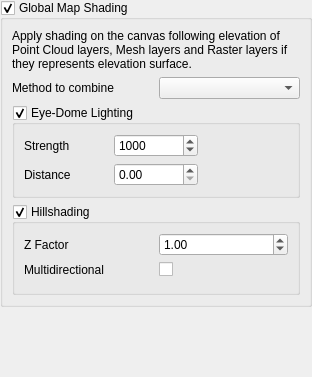
Old version of the form src/ui/qgselevationshadingrenderersettingswidget.ui in the repository qgis/QGIS.
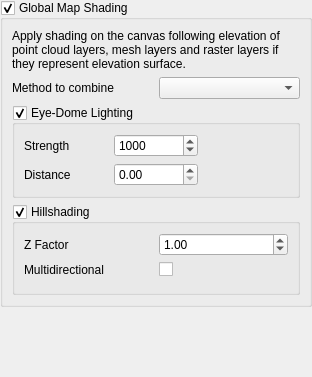
New version of the form. Custom widgets are drawn as their Qt base class.

```diff
--- a/src/ui/qgselevationshadingrenderersettingswidget.ui
+++ b/src/ui/qgselevationshadingrenderersettingswidget.ui
@@ -102,7 +102,7 @@
       <item row="0" column="0" colspan="2">
        <widget class="QLabel" name="label_4">
         <property name="text">
-         <string>Apply shading on the canvas following elevation of Point Cloud layers, Mesh layers and Raster layers if they represents elevation surface.</string>
+         <string>Apply shading on the canvas following elevation of point cloud layers, mesh layers and raster layers if they represent elevation surface.</string>
         </property>
         <property name="wordWrap">
          <bool>true</bool>
```
